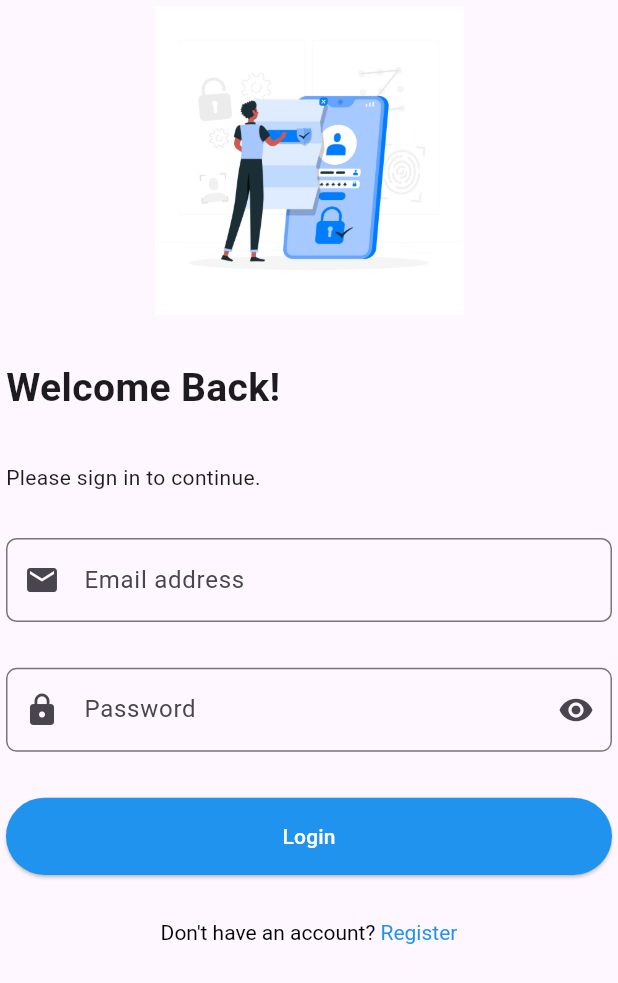
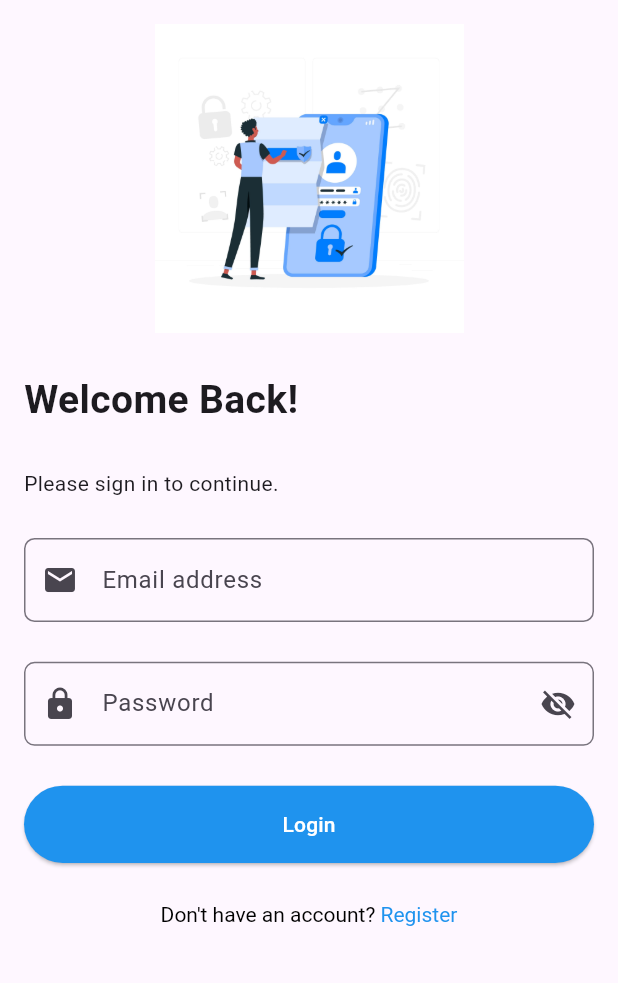
Before and after one commit to shakeebshaikh/pet_app, a Flutter app: the screen it shows after launch, on a phone screen of 412 x 824 dp. Shown: the top 983 px of the screen. Run offline on Flutter 3.47's test engine with Material 3 defaults, Android fonts, the phone set to English and light mode, and no system bars.

Commit message:
pass visiblity added and new code implemented

```diff
--- a/pet_app/lib/screens/login.dart
+++ b/pet_app/lib/screens/login.dart
@@ -1,4 +1,5 @@
 import 'package:flutter/material.dart';
+import 'package:pet_app/screens/signup.dart';
 
 class LoginScreen extends StatefulWidget {
   const LoginScreen({super.key});
@@ -8,6 +9,7 @@ class LoginScreen extends StatefulWidget {
 }
 
 class _LoginScreenState extends State<LoginScreen> {
+  bool showPassword = false;
   @override
   Widget build(BuildContext context) {
     return SafeArea(
@@ -15,7 +17,7 @@ class _LoginScreenState extends State<LoginScreen> {
         body: SingleChildScrollView(
           child: Container(
             height: MediaQuery.sizeOf(context).height / 1.3,
-            padding: const EdgeInsets.all(4),
+            padding: const EdgeInsets.all(16),
             child: Column(
               crossAxisAlignment: CrossAxisAlignment.center,
               mainAxisAlignment: MainAxisAlignment.spaceBetween,
@@ -42,8 +44,15 @@ class _LoginScreenState extends State<LoginScreen> {
                     border: OutlineInputBorder(borderRadius: BorderRadius.circular(7)),
                     label: const Text('Password'),
                     prefixIcon: const Icon(Icons.lock),
-                    suffixIcon: const Icon(Icons.remove_red_eye)
+                    suffixIcon: GestureDetector(
+                      onTap: () {
+                        setState(() {
+                        showPassword = !showPassword;
+                        });
+                      },
+                      child: Icon( showPassword ? Icons.visibility : Icons.visibility_off)),
                   ),
+                  obscureText: showPassword? true : false,
                 ),
                 SizedBox(
                   width: double.infinity,
@@ -55,7 +64,15 @@ class _LoginScreenState extends State<LoginScreen> {
                   onPressed: (){},
                   child:const Text('Login',style: TextStyle(color: Colors.white),),),
                 ),
-                RichText(
+                GestureDetector(
+                  onTap: (){
+                    Navigator.of(context).push(
+                      MaterialPageRoute(builder: (context) {
+                        return const SignUp();
+                      },)
+                    );
+                  },
+                  child: RichText(
                   text: const TextSpan(text: 'Don\'t have an account? ',
                   style: TextStyle(color: Colors.black),
                   children: [
@@ -63,6 +80,7 @@ class _LoginScreenState extends State<LoginScreen> {
                       text: 'Register',style: TextStyle(color: Color.fromRGBO(31, 147, 238, 1))
                     ),
                   ]),),
+                ),
               ],
             ),
           ),
```
Lines whose indentation alone changed are shown as unchanged.
